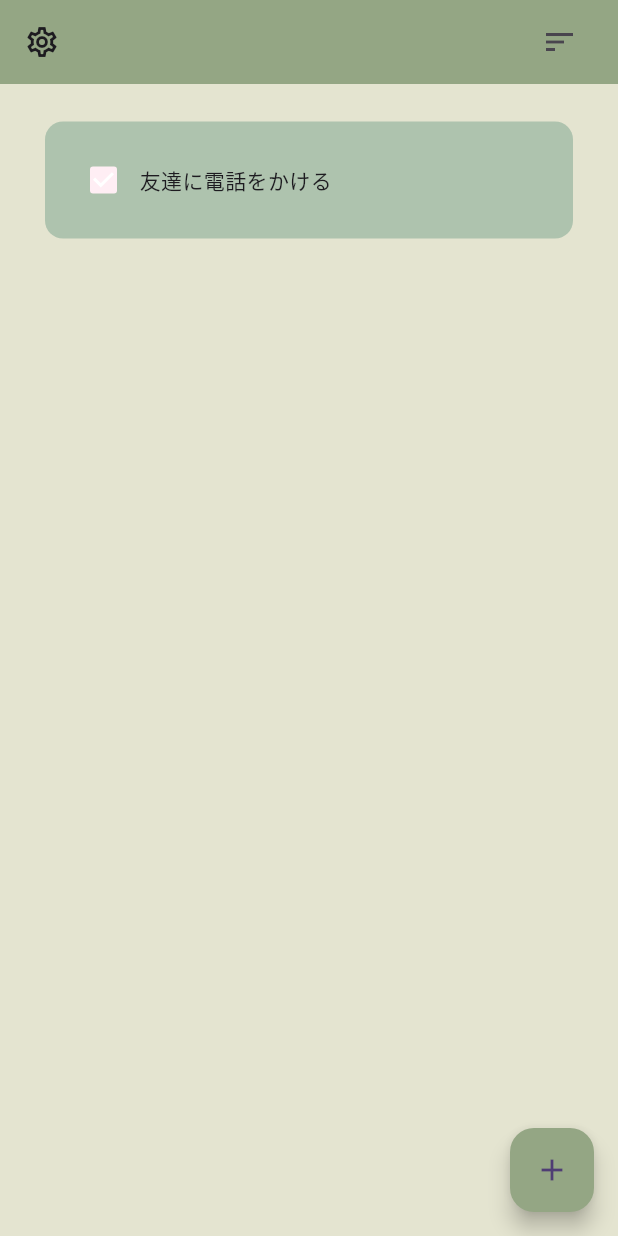
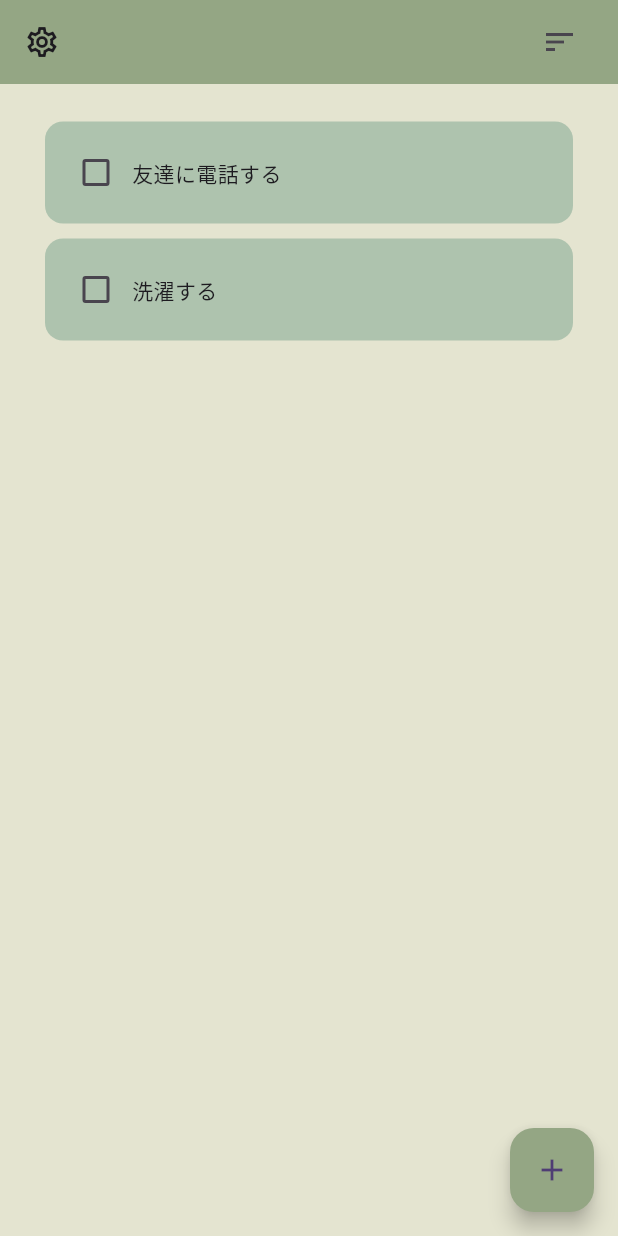
Before and after one commit to ten66/simple_todo_app, a Flutter app: the screen it shows after launch, on a phone screen of 412 x 824 dp. Run offline on Flutter 3.47's test engine with Material 2 defaults, Android fonts, the phone set to English and light mode, and no system bars.

Commit message:
style: #1 checkboxのチェックを操作できるように実装

```diff
--- a/lib/pages/home_page.dart
+++ b/lib/pages/home_page.dart
@@ -3,8 +3,24 @@ import 'package:flutter/material.dart';
 import 'package:simple_todo_app/constants.dart';
 import 'package:simple_todo_app/widgets/task_card.dart';
 
-class HomePage extends StatelessWidget {
+class HomePage extends StatefulWidget {
   const HomePage({super.key});
+
+  @override
+  State<HomePage> createState() => _HomePageState();
+}
+
+class _HomePageState extends State<HomePage> {
+  List taskList = [
+    ['友達に電話する', false],
+    ['洗濯する', false]
+  ];
+
+  void checkBoxChanged(bool? value, int index) {
+    setState(() {
+      taskList[index][1] = !taskList[index][1];
+    });
+  }
 
   @override
   Widget build(BuildContext context) {
@@ -30,14 +46,13 @@ class HomePage extends StatelessWidget {
       // ),
       body: Padding(
         padding: const EdgeInsets.all(20),
-        child: ListView(
-          children: [
-            TaskCard(
-              taskName: '友達に電話をかける',
-              taskCompleted: true,
-              onChanged: ((p0) {}),
-            ),
-          ],
+        child: ListView.builder(
+          itemCount: taskList.length,
+          itemBuilder: (context, index) => TaskCard(
+            taskName: taskList[index][0],
+            taskCompleted: taskList[index][1],
+            onChanged: (value) => checkBoxChanged(value, index),
+          ),
         ),
       ),
       floatingActionButton: FloatingActionButton(
--- a/lib/widgets/task_card.dart
+++ b/lib/widgets/task_card.dart
@@ -18,7 +18,7 @@ class TaskCard extends StatelessWidget {
     return Padding(
       padding: const EdgeInsets.symmetric(vertical: 5, horizontal: 10),
       child: Container(
-        padding: const EdgeInsets.all(15),
+        padding: const EdgeInsets.all(10),
         child: Row(
           children: [
             // check box
@@ -26,6 +26,7 @@ class TaskCard extends StatelessWidget {
               value: taskCompleted,
               onChanged: onChanged,
               activeColor: Color(0xFFFFEEF4),
+              checkColor: kTaskCardColor,
             ),
 
             // task name
```
